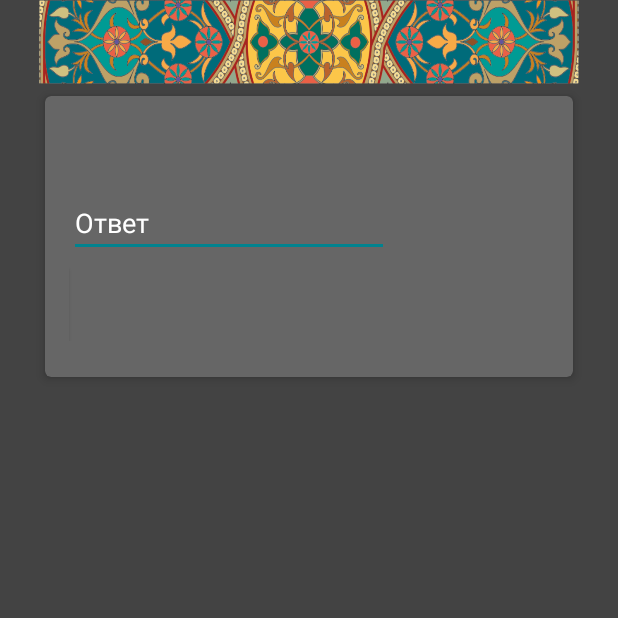
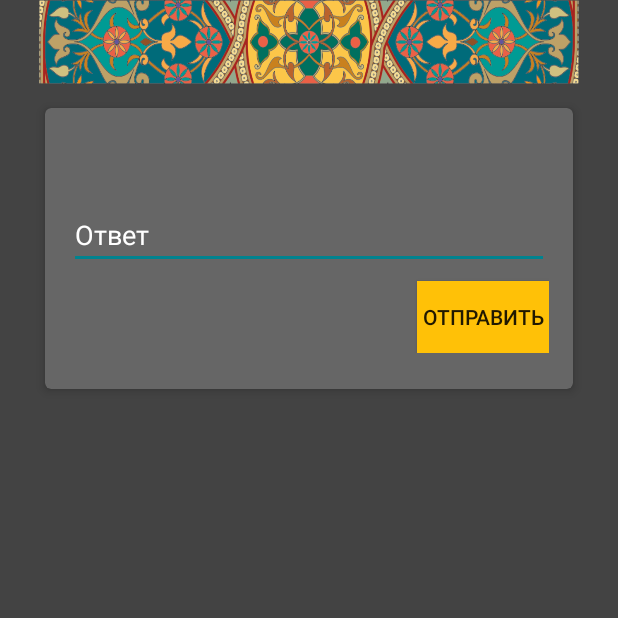
Before and after one commit to RustemNab/Quest, an Android app: the QuestionAnswerActivity screen opened directly, with no data from a screen before it, on a phone screen of 412 x 824 dp, the top half of it. Run offline under Robolectric (Android 15) with nearby library versions, the phone set to English and light mode, and no system bars; our stand-ins replace Volley; network calls fail.

Commit message:
some updates

```diff
--- a/app/src/main/java/com/questqazan/androidprojectv2/GameInterfaceActivity.java
+++ b/app/src/main/java/com/questqazan/androidprojectv2/GameInterfaceActivity.java
@@ -9,6 +9,8 @@ import android.support.v7.app.AppCompatActivity;
 import android.view.View;
 import android.widget.ImageView;
 import android.widget.Space;
+import android.widget.TextView;
+import android.widget.Toast;
 
 import com.android.volley.RequestQueue;
 import com.android.volley.Response;
@@ -26,6 +28,7 @@ public class GameInterfaceActivity extends AppCompatActivity {
         super.onCreate(savedInstanceState);
         setContentView(R.layout.activity_game_interface);
 
+        TextView tv = (TextView)findViewById(R.id.textView12);
         final Space questions = (Space) findViewById(R.id.go_questions);
         final Space tasks = (Space) findViewById(R.id.go_tasks);
         ImageView question_im = (ImageView) findViewById(R.id.imageView8);
@@ -34,7 +37,8 @@ public class GameInterfaceActivity extends AppCompatActivity {
         final Intent intent = getIntent();
         final String login = intent.getStringExtra("login");
         final String token = intent.getStringExtra("token");
-
+        final int finish = intent.getIntExtra("finish", 0);
+        tv.setText(finish+":00");
         LOGIN = login;
 
         //Переход к вопросам
--- a/app/src/main/java/com/questqazan/androidprojectv2/LoginActivity.java
+++ b/app/src/main/java/com/questqazan/androidprojectv2/LoginActivity.java
@@ -99,7 +99,7 @@ public class LoginActivity extends Activity {
                                                                 int mounth = jsonResponse.getInt("mounth");
                                                                 int day = jsonResponse.getInt("day");
                                                                 int hour_start = jsonResponse.getInt("hour_start");
-                                                                int hour_finish = jsonResponse.getInt("hour_finish");
+                                                                final int hour_finish = jsonResponse.getInt("hour_finish");
 
                                                                 GregorianCalendar gcalendar = new GregorianCalendar();
                                                                 int mounthNow = gcalendar.get(Calendar.MONTH);
@@ -131,6 +131,7 @@ public class LoginActivity extends Activity {
                                                                                                     Intent intent = new Intent(LoginActivity.this, GameInterfaceActivity.class);
                                                                                                     intent.putExtra("login", login);
                                                                                                     intent.putExtra("token", tok);
+                                                                                                    intent.putExtra("finish", hour_finish);
                                                                                                     signin.setVisibility(View.VISIBLE);
 
                                                                                                     LoginActivity.this.startActivity(intent);
--- a/app/src/main/res/layout/activity_go_to_game.xml
+++ b/app/src/main/res/layout/activity_go_to_game.xml
@@ -36,7 +36,6 @@
         android:layout_height="wrap_content"
         android:layout_marginTop="16dp"
         android:textSize="30sp"
-        app:layout_constraintHorizontal_bias="0.501"
         app:layout_constraintLeft_toLeftOf="parent"
         app:layout_constraintRight_toRightOf="parent"
         app:layout_constraintTop_toBottomOf="@+id/textView4" />
@@ -45,7 +44,7 @@
         android:id="@+id/InGameTV"
         android:layout_width="wrap_content"
         android:layout_height="wrap_content"
-        android:layout_marginTop="41dp"
+        android:layout_marginTop="42dp"
         android:textSize="25sp"
         app:layout_constraintLeft_toLeftOf="parent"
         app:layout_constraintRight_toRightOf="parent"
--- a/app/src/main/res/layout/activity_interface.xml
+++ b/app/src/main/res/layout/activity_interface.xml
@@ -11,8 +11,8 @@
         style="@style/Widget.AppCompat.Button.Colored"
         android:layout_width="164dp"
         android:layout_height="52dp"
-        android:layout_marginBottom="25dp"
-        android:layout_marginRight="29dp"
+        android:layout_marginBottom="16dp"
+        android:layout_marginRight="16dp"
         android:background="@color/colorPrimary"
         android:text="В игру!"
         app:layout_constraintBottom_toBottomOf="parent"
@@ -20,11 +20,13 @@
 
     <EditText
         android:id="@+id/NameET"
+        style="@style/Widget.AppCompat.Light.AutoCompleteTextView"
         android:layout_width="287dp"
         android:layout_height="43dp"
         android:layout_marginLeft="32dp"
         android:layout_marginTop="0dp"
         android:autoText="false"
+        android:editable="true"
         android:ems="10"
         android:freezesText="true"
         android:inputType="textPersonName"
--- a/app/src/main/res/layout/activity_question_answer.xml
+++ b/app/src/main/res/layout/activity_question_answer.xml
@@ -23,7 +23,7 @@
         style="@style/MyCardViewStyle"
         android:layout_width="352dp"
         android:layout_height="wrap_content"
-        android:layout_marginTop="8dp"
+        android:layout_marginTop="16dp"
         app:cardBackgroundColor="@color/colorDarkPanel"
         app:layout_constraintLeft_toLeftOf="parent"
         app:layout_constraintRight_toRightOf="parent"
@@ -43,7 +43,7 @@
 
             <EditText
                 android:id="@+id/AnswerQ"
-                android:layout_width="wrap_content"
+                android:layout_width="320dp"
                 android:layout_height="wrap_content"
                 android:layout_marginLeft="0dp"
                 android:layout_marginTop="16dp"
@@ -63,7 +63,8 @@
                 android:background="@color/colorPrimary"
                 android:text="Отправить"
                 app:layout_constraintTop_toBottomOf="@id/AnswerQ"
-                app:layout_constraintRight_toRightOf="@id/textView13"/>
+                app:layout_constraintRight_toRightOf="@id/AnswerQ"
+                android:layout_marginRight="0dp" />
 
         </android.support.constraint.ConstraintLayout>
     </android.support.v7.widget.CardView>
```
